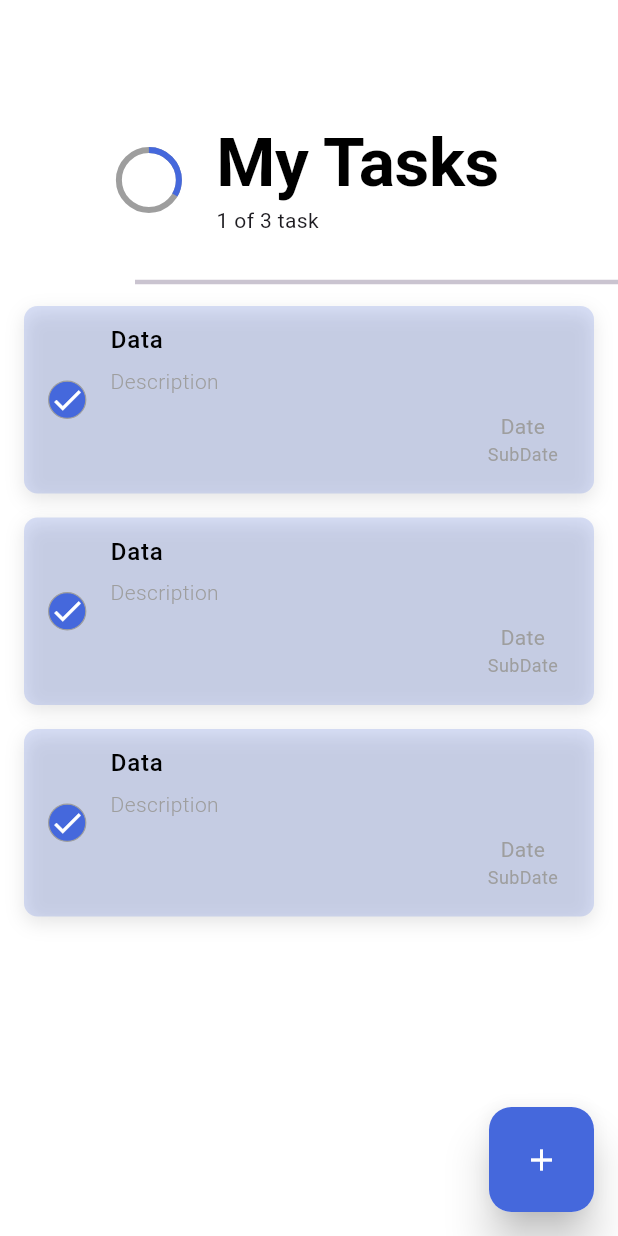
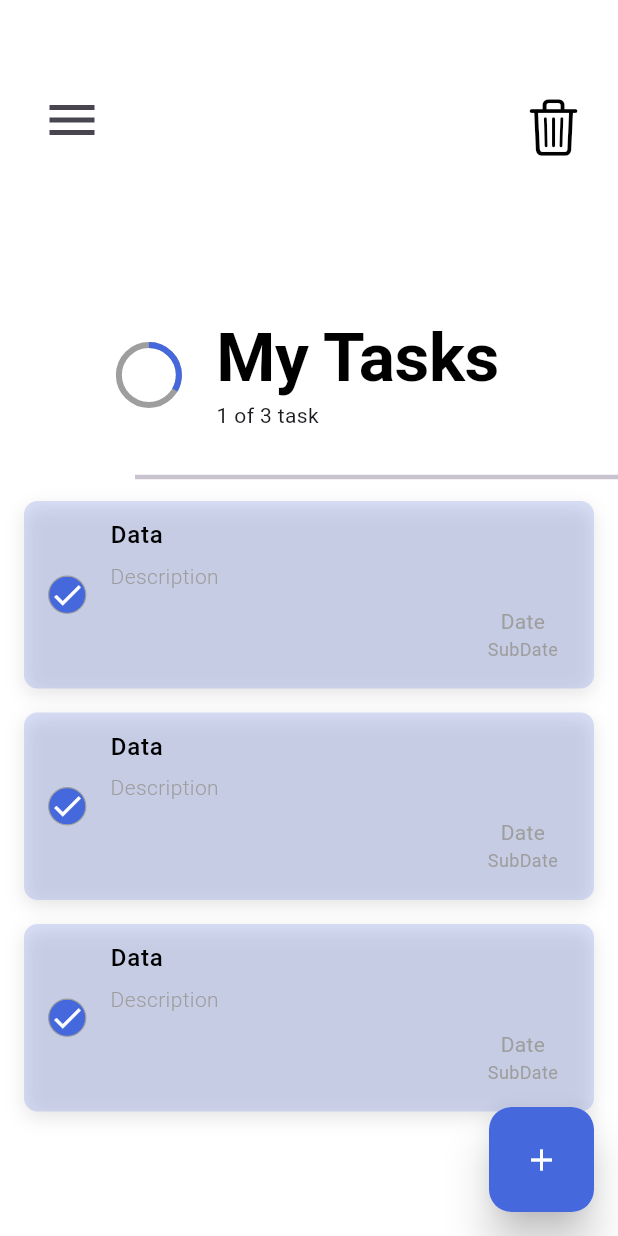
Before and after one commit to vipingoyat/Todo_Flutter_Application, a Flutter app: the screen it shows after launch, on a phone screen of 412 x 824 dp. Run offline on Flutter 3.47's test engine with Material 3 defaults, Android fonts, the phone set to English and light mode, and no system bars; drawn by our look-alikes of flutter_slider_drawer; our stand-ins replace animate_do, lottie.

```diff
--- /dev/null
+++ b/lib/views/home/components/home_app_bar.dart
@@ -0,0 +1,77 @@
+import 'package:flutter/cupertino.dart';
+import 'package:flutter/material.dart';
+
+class HomeAppBar extends StatefulWidget {
+  const HomeAppBar({super.key});
+
+  @override
+  State<HomeAppBar> createState() => _HomeAppBarState();
+}
+
+class _HomeAppBarState extends State<HomeAppBar> with SingleTickerProviderStateMixin{
+  late AnimationController animeController;
+  bool isDrawerOpen = false;
+
+  @override
+  void initState() {
+    animeController = AnimationController(vsync: this,
+    duration: const Duration(milliseconds: 600),
+    );
+    super.initState();
+  }
+
+  @override
+  void dispose() {
+    animeController.dispose();
+    super.dispose();
+  }
+
+  void onDrawerToggle(){
+    setState(() {
+      isDrawerOpen = !isDrawerOpen;
+      if(isDrawerOpen){
+        animeController.forward();
+      }
+      else{
+        animeController.reverse();
+      }
+    });
+  }
+  @override
+  Widget build(BuildContext context) {
+    return SizedBox(
+      width: double.infinity,
+      height: 130,
+      child: Padding(
+        padding: const EdgeInsets.only(top: 30,left: 10),
+        child: Row(
+          mainAxisAlignment: MainAxisAlignment.spaceBetween,
+          children: [
+            Padding(
+              padding: const EdgeInsets.only(left: 10),
+              child: IconButton(
+                onPressed : onDrawerToggle,
+                icon: AnimatedIcon(
+                  icon: AnimatedIcons.menu_close,
+                  progress: animeController,
+                  size: 40,
+                ),
+              ),
+            ),
+            Padding(
+              padding: const EdgeInsets.only(right: 15,top: 10),
+              child: IconButton(
+                onPressed : onDrawerToggle,
+                icon: const Icon(
+                  CupertinoIcons.trash,
+                  color: Colors.black,
+                  size: 40,
+                ),
+              ),
+            )
+          ],
+        ),
+      ),
+    );
+  }
+}
--- a/lib/views/home/home_view.dart
+++ b/lib/views/home/home_view.dart
@@ -1,9 +1,11 @@
 import 'package:animate_do/animate_do.dart';
 import 'package:flutter/material.dart';
+import 'package:flutter_slider_drawer/flutter_slider_drawer.dart';
 import 'package:lottie/lottie.dart';
 import 'package:untitled/extensions/space_exs.dart';
 import 'package:untitled/utils/app_colors.dart';
 import 'package:untitled/utils/constants.dart';
+import 'package:untitled/views/home/components/home_app_bar.dart';
 import 'package:untitled/views/home/widget/task_widget.dart';
 import '../../utils/app_str.dart';
 import 'components/fab.dart';
@@ -31,7 +33,18 @@ class _HomeViewState extends State<HomeView> {
 
       //Body
 
-      body: _buildHomeBody(textTheme),
+      body: SliderDrawer(
+
+        //Drawer
+          slider: Container(
+            color: Colors.red,
+          ),
+
+          appBar: const HomeAppBar(),
+
+          //Main Body
+          child: _buildHomeBody(textTheme)
+      ),
     );
   }
 
```
